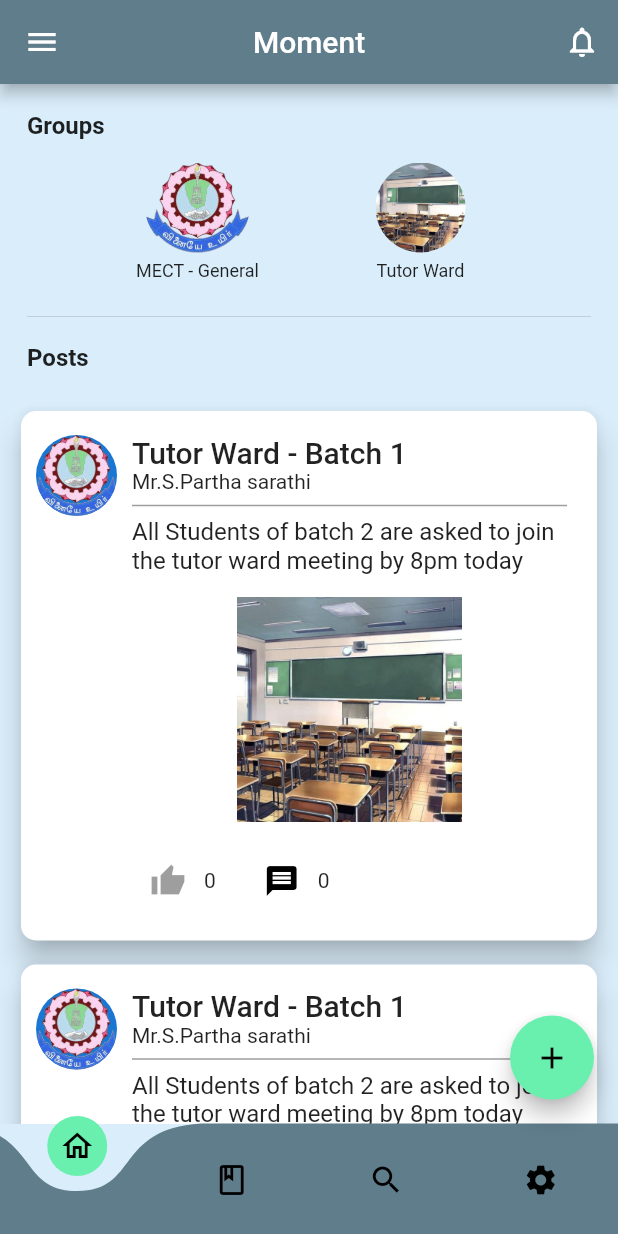
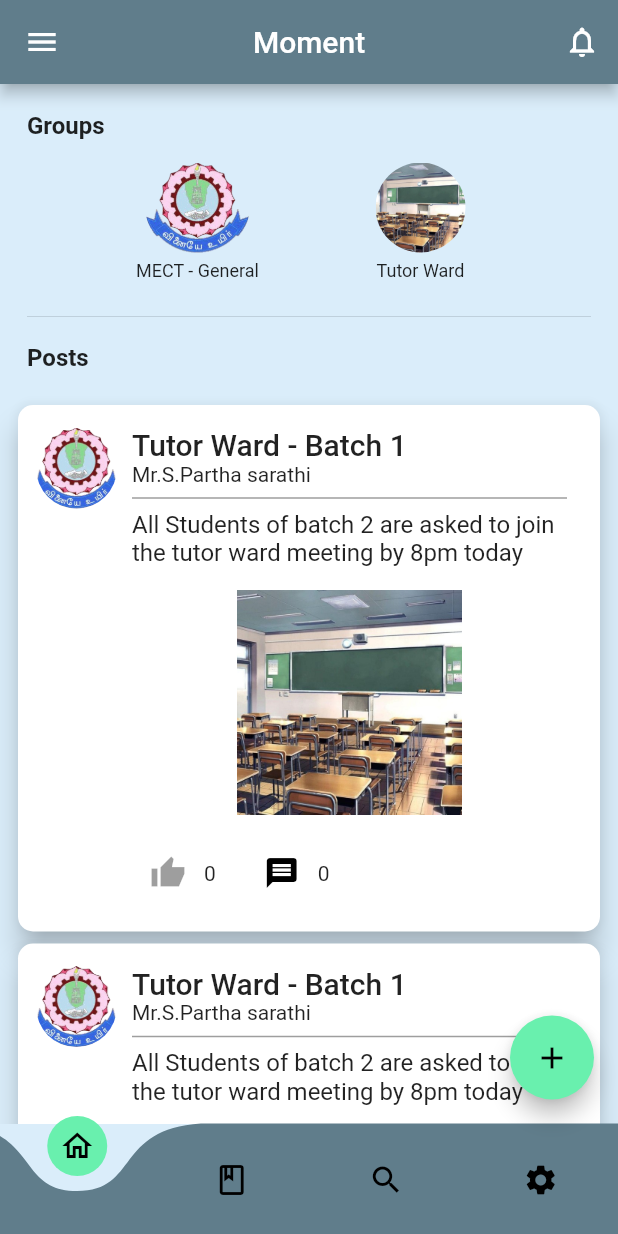
Before and after one commit to tcemectoffice/moment_flutter, a Flutter app: the screen it shows after launch, on a phone screen of 412 x 824 dp. Run offline on Flutter 3.47's test engine with Material 2 defaults, Android fonts, the light colour scheme and no system bars; drawn by our look-alikes of curved_navigation_bar; our stand-ins replace dotted_border, file_picker, firebase_core, firebase_messaging, flutter_local_notifications, shared_preferences; accounts and stored records are empty.

Commit message:
resolved expanded widget related warnings in post card

```diff
--- a/lib/components/moment/post_card.dart
+++ b/lib/components/moment/post_card.dart
@@ -30,21 +30,18 @@ class _PostCardState extends State<PostCard> {
 
   @override
   Widget build(BuildContext context) {
-    return Padding(
-      padding: const EdgeInsets.symmetric(vertical: 4, horizontal: 10),
-      child: Card(
-        color: Colors.white,
+    return Card(
       shape: RoundedRectangleBorder(
           borderRadius: BorderRadiusDirectional.circular(10)),
       elevation: 8,
-        child: Expanded(
-          child: Container(
-            padding: const EdgeInsets.symmetric(vertical: 16, horizontal: 10),
+      child: Padding(
+        padding: const EdgeInsets.symmetric(vertical: 15, horizontal: 12),
         child: Row(
           crossAxisAlignment: CrossAxisAlignment.start,
           children: [
             CircleAvatar(
               radius: 27,
+              backgroundColor: Colors.transparent,
               backgroundImage: AssetImage(widget.grpdpUrl),
             ),
             Expanded(
@@ -127,8 +124,6 @@ class _PostCardState extends State<PostCard> {
           ],
         ),
       ),
-        ),
-      ),
     );
   }
 }
--- a/lib/screens/moment/moment_home_screen.dart
+++ b/lib/screens/moment/moment_home_screen.dart
@@ -18,28 +18,29 @@ class _MomentHomeState extends State<MomentHome> {
         slivers: <Widget>[
           SliverToBoxAdapter(
             child: Container(
-              padding: EdgeInsets.symmetric(horizontal: 18.0, vertical: 18.0),
+              padding:
+                  const EdgeInsets.symmetric(horizontal: 18.0, vertical: 18.0),
               child: Column(
                 crossAxisAlignment: CrossAxisAlignment.start,
                 children: [
-                  Text(
+                  const Text(
                     'Groups',
                     style:
                         TextStyle(fontSize: 16.0, fontWeight: FontWeight.w600),
                   ),
                   Container(
-                    padding: EdgeInsets.all(10.0),
+                    padding: const EdgeInsets.all(10.0),
                     child: Row(
                       mainAxisAlignment: MainAxisAlignment.spaceEvenly,
                       children: [
                         GestureDetector(
                           onTap: () {},
-                          child: Container(
+                          child: SizedBox(
                             height: 90,
                             width: 90,
                             child: Column(
                               mainAxisAlignment: MainAxisAlignment.spaceEvenly,
-                              children: [
+                              children: const [
                                 CircleImage(
                                   isAsset: true,
                                   imgUrl: 'assets/images/tce_logo.png',
@@ -56,12 +57,12 @@ class _MomentHomeState extends State<MomentHome> {
                         ),
                         GestureDetector(
                           onTap: () {},
-                          child: Container(
+                          child: SizedBox(
                             height: 90,
                             width: 90,
                             child: Column(
                               mainAxisAlignment: MainAxisAlignment.spaceEvenly,
-                              children: [
+                              children: const [
                                 CircleImage(
                                   isAsset: true,
                                   imgUrl: 'assets/images/tutor_ward.jpeg',
@@ -79,9 +80,9 @@ class _MomentHomeState extends State<MomentHome> {
                       ],
                     ),
                   ),
-                  Divider(),
-                  Padding(
-                    padding: const EdgeInsets.only(top: 10.0),
+                  const Divider(),
+                  const Padding(
+                    padding: EdgeInsets.only(top: 10.0),
                     child: Text(
                       'Posts',
                       style: TextStyle(
@@ -95,7 +96,9 @@ class _MomentHomeState extends State<MomentHome> {
           SliverList(
             delegate: SliverChildBuilderDelegate(
               (BuildContext context, int index) {
-                return const PostCard(
+                return const Padding(
+                  padding: EdgeInsets.symmetric(horizontal: 8.0),
+                  child: PostCard(
                     grpdpUrl: "assets/images/tce_logo.png",
                     groupName: "Tutor Ward",
                     tutorName: "Mr.S.Partha sarathi",
@@ -103,8 +106,8 @@ class _MomentHomeState extends State<MomentHome> {
                     postMsg:
                         "All Students of batch 2 are asked to join the tutor ward meeting by 8pm today",
                     imageUrl: "assets/images/tutor_ward.jpeg",
+                  ),
                 );
-                ;
               },
               childCount: 5,
             ),
```
Lines whose indentation alone changed are shown as unchanged.
